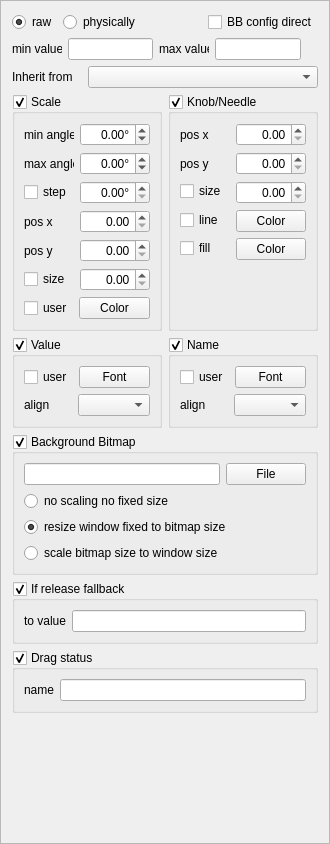
This is Src/GUI/Qt/Dialog/KnobDialogFrame.ui in eclipse-openxilenv/openxilenv as Qt 5 draws it before an edit. The edited form follows.
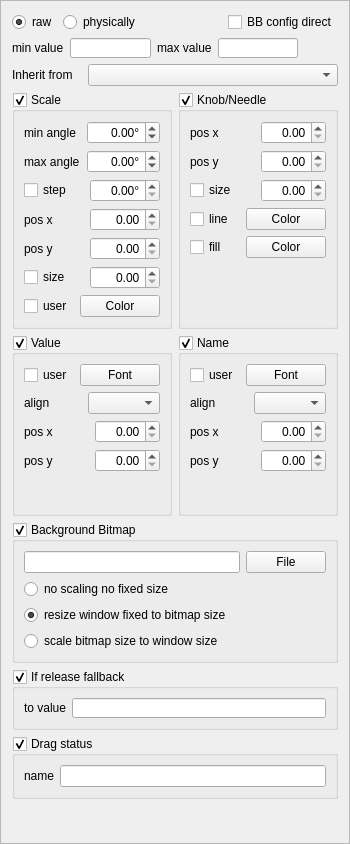
This is the edited form. Custom widgets are drawn as their Qt base class.

Diff of the .ui file:
```diff
--- a/Src/GUI/Qt/Dialog/KnobDialogFrame.ui
+++ b/Src/GUI/Qt/Dialog/KnobDialogFrame.ui
@@ -6,19 +6,19 @@
    <rect>
     <x>0</x>
     <y>0</y>
-    <width>330</width>
+    <width>350</width>
     <height>844</height>
    </rect>
   </property>
   <property name="minimumSize">
    <size>
-    <width>330</width>
+    <width>350</width>
     <height>0</height>
    </size>
   </property>
   <property name="maximumSize">
    <size>
-    <width>330</width>
+    <width>350</width>
     <height>16777215</height>
    </size>
   </property>
@@ -74,7 +74,7 @@
     </layout>
    </item>
    <item>
-    <layout class="QHBoxLayout" name="horizontalLayout_11">
+    <layout class="QHBoxLayout" name="horizontalLayout_11" stretch="0,1,0,1,0">
      <item>
       <widget class="QLabel" name="minValueLabel">
        <property name="minimumSize">
@@ -168,13 +168,13 @@
       <widget class="QGroupBox" name="ScaleGroupBox">
        <property name="minimumSize">
         <size>
-         <width>150</width>
+         <width>160</width>
          <height>0</height>
         </size>
        </property>
        <property name="maximumSize">
         <size>
-         <width>150</width>
+         <width>156</width>
          <height>16777215</height>
         </size>
        </property>
@@ -362,7 +362,10 @@
              </size>
             </property>
             <property name="alignment">
-             <set>Qt::AlignRight|Qt::AlignTrailing|Qt::AlignVCenter</set>
+             <set>Qt::AlignmentFlag::AlignRight|Qt::AlignmentFlag::AlignTrailing|Qt::AlignmentFlag::AlignVCenter</set>
+            </property>
+            <property name="maximum">
+             <double>150.000000000000000</double>
             </property>
            </widget>
           </item>
@@ -393,13 +396,13 @@
       <widget class="QGroupBox" name="knobGroupBox">
        <property name="minimumSize">
         <size>
-         <width>150</width>
+         <width>160</width>
          <height>0</height>
         </size>
        </property>
        <property name="maximumSize">
         <size>
-         <width>150</width>
+         <width>160</width>
          <height>16777215</height>
         </size>
        </property>
@@ -409,10 +412,12 @@
        <property name="checkable">
         <bool>true</bool>
        </property>
+       <layout class="QVBoxLayout" name="verticalLayout_7">
+        <item>
        <layout class="QVBoxLayout" name="verticalLayout">
         <item>
-         <layout class="QFormLayout" name="formLayout">
-          <item row="0" column="0">
+           <layout class="QHBoxLayout" name="horizontalLayout_24">
+            <item>
            <widget class="QLabel" name="needlePosXLabel">
             <property name="minimumSize">
              <size>
@@ -425,7 +430,24 @@
             </property>
            </widget>
           </item>
-          <item row="1" column="0">
+            <item>
+             <widget class="QDoubleSpinBox" name="needlePosXDoubleSpinBox">
+              <property name="minimumSize">
+               <size>
+                <width>0</width>
+                <height>0</height>
+               </size>
+              </property>
+              <property name="alignment">
+               <set>Qt::AlignmentFlag::AlignRight|Qt::AlignmentFlag::AlignTrailing|Qt::AlignmentFlag::AlignVCenter</set>
+              </property>
+             </widget>
+            </item>
+           </layout>
+          </item>
+          <item>
+           <layout class="QHBoxLayout" name="horizontalLayout_25">
+            <item>
            <widget class="QLabel" name="needlePosYLabel">
             <property name="minimumSize">
              <size>
@@ -438,21 +460,55 @@
             </property>
            </widget>
           </item>
-          <item row="2" column="0">
+            <item>
+             <widget class="QDoubleSpinBox" name="needlePosYDoubleSpinBox">
+              <property name="minimumSize">
+               <size>
+                <width>0</width>
+                <height>0</height>
+               </size>
+              </property>
+              <property name="alignment">
+               <set>Qt::AlignmentFlag::AlignRight|Qt::AlignmentFlag::AlignTrailing|Qt::AlignmentFlag::AlignVCenter</set>
+              </property>
+             </widget>
+            </item>
+           </layout>
+          </item>
+          <item>
+           <layout class="QHBoxLayout" name="horizontalLayout_26">
+            <item>
            <widget class="QCheckBox" name="needleSizeCheckBox">
             <property name="text">
              <string>size</string>
             </property>
            </widget>
           </item>
-          <item row="3" column="0">
+            <item>
+             <widget class="QDoubleSpinBox" name="needleSizeDoubleSpinBox">
+              <property name="minimumSize">
+               <size>
+                <width>0</width>
+                <height>0</height>
+               </size>
+              </property>
+              <property name="alignment">
+               <set>Qt::AlignmentFlag::AlignRight|Qt::AlignmentFlag::AlignTrailing|Qt::AlignmentFlag::AlignVCenter</set>
+              </property>
+             </widget>
+            </item>
+           </layout>
+          </item>
+          <item>
+           <layout class="QHBoxLayout" name="horizontalLayout_27">
+            <item>
            <widget class="QCheckBox" name="needleLineColorCheckBox">
             <property name="text">
              <string>line</string>
             </property>
            </widget>
           </item>
-          <item row="3" column="1">
+            <item>
            <widget class="QPushButton" name="needleLineColorPushButton">
             <property name="minimumSize">
              <size>
@@ -465,14 +521,18 @@
             </property>
            </widget>
           </item>
-          <item row="4" column="0">
+           </layout>
+          </item>
+          <item>
+           <layout class="QHBoxLayout" name="horizontalLayout_28">
+            <item>
            <widget class="QCheckBox" name="needleFillColorCheckBox">
             <property name="text">
              <string>fill</string>
             </property>
            </widget>
           </item>
-          <item row="4" column="1">
+            <item>
            <widget class="QPushButton" name="needleFillColorPushButton">
             <property name="minimumSize">
              <size>
@@ -485,44 +545,7 @@
             </property>
            </widget>
           </item>
-          <item row="2" column="1">
-           <widget class="QDoubleSpinBox" name="needleSizeDoubleSpinBox">
-            <property name="minimumSize">
-             <size>
-              <width>0</width>
-              <height>0</height>
-             </size>
-            </property>
-            <property name="alignment">
-             <set>Qt::AlignRight|Qt::AlignTrailing|Qt::AlignVCenter</set>
-            </property>
-           </widget>
-          </item>
-          <item row="0" column="1">
-           <widget class="QDoubleSpinBox" name="needlePosXDoubleSpinBox">
-            <property name="minimumSize">
-             <size>
-              <width>0</width>
-              <height>0</height>
-             </size>
-            </property>
-            <property name="alignment">
-             <set>Qt::AlignRight|Qt::AlignTrailing|Qt::AlignVCenter</set>
-            </property>
-           </widget>
-          </item>
-          <item row="1" column="1">
-           <widget class="QDoubleSpinBox" name="needlePosYDoubleSpinBox">
-            <property name="minimumSize">
-             <size>
-              <width>0</width>
-              <height>0</height>
-             </size>
-            </property>
-            <property name="alignment">
-             <set>Qt::AlignRight|Qt::AlignTrailing|Qt::AlignVCenter</set>
-            </property>
-           </widget>
+           </layout>
           </item>
          </layout>
         </item>
@@ -563,13 +586,13 @@
       <widget class="QGroupBox" name="textGroupBox">
        <property name="minimumSize">
         <size>
-         <width>150</width>
+         <width>160</width>
          <height>0</height>
         </size>
        </property>
        <property name="maximumSize">
         <size>
-         <width>150</width>
+         <width>160</width>
          <height>16777215</height>
         </size>
        </property>
@@ -612,6 +635,79 @@
           </item>
          </layout>
         </item>
+        <item>
+         <layout class="QHBoxLayout" name="horizontalLayout_13">
+          <item>
+           <widget class="QLabel" name="textPosXLabel">
+            <property name="minimumSize">
+             <size>
+              <width>50</width>
+              <height>0</height>
+             </size>
+            </property>
+            <property name="text">
+             <string>pos x</string>
+            </property>
+           </widget>
+          </item>
+          <item>
+           <widget class="QDoubleSpinBox" name="textPosXDoubleSpinBox">
+            <property name="minimumSize">
+             <size>
+              <width>0</width>
+              <height>0</height>
+             </size>
+            </property>
+            <property name="alignment">
+             <set>Qt::AlignmentFlag::AlignRight|Qt::AlignmentFlag::AlignTrailing|Qt::AlignmentFlag::AlignVCenter</set>
+            </property>
+           </widget>
+          </item>
+         </layout>
+        </item>
+        <item>
+         <layout class="QHBoxLayout" name="horizontalLayout_14">
+          <item>
+           <widget class="QLabel" name="textPosYLabel">
+            <property name="minimumSize">
+             <size>
+              <width>50</width>
+              <height>0</height>
+             </size>
+            </property>
+            <property name="text">
+             <string>pos y</string>
+            </property>
+           </widget>
+          </item>
+          <item>
+           <widget class="QDoubleSpinBox" name="textPosYDoubleSpinBox">
+            <property name="minimumSize">
+             <size>
+              <width>0</width>
+              <height>0</height>
+             </size>
+            </property>
+            <property name="alignment">
+             <set>Qt::AlignmentFlag::AlignRight|Qt::AlignmentFlag::AlignTrailing|Qt::AlignmentFlag::AlignVCenter</set>
+            </property>
+           </widget>
+          </item>
+         </layout>
+        </item>
+        <item>
+         <spacer name="verticalSpacer_4">
+          <property name="orientation">
+           <enum>Qt::Orientation::Vertical</enum>
+          </property>
+          <property name="sizeHint" stdset="0">
+           <size>
+            <width>20</width>
+            <height>39</height>
+           </size>
+          </property>
+         </spacer>
+        </item>
        </layout>
       </widget>
      </item>
@@ -619,13 +715,13 @@
       <widget class="QGroupBox" name="nameGroupBox">
        <property name="minimumSize">
         <size>
-         <width>150</width>
+         <width>160</width>
          <height>0</height>
         </size>
        </property>
        <property name="maximumSize">
         <size>
-         <width>150</width>
+         <width>160</width>
          <height>16777215</height>
         </size>
        </property>
@@ -668,6 +764,79 @@
           </item>
          </layout>
         </item>
+        <item>
+         <layout class="QHBoxLayout" name="horizontalLayout_3">
+          <item>
+           <widget class="QLabel" name="namePosXLabel">
+            <property name="minimumSize">
+             <size>
+              <width>50</width>
+              <height>0</height>
+             </size>
+            </property>
+            <property name="text">
+             <string>pos x</string>
+            </property>
+           </widget>
+          </item>
+          <item>
+           <widget class="QDoubleSpinBox" name="namePosXDoubleSpinBox">
+            <property name="minimumSize">
+             <size>
+              <width>0</width>
+              <height>0</height>
+             </size>
+            </property>
+            <property name="alignment">
+             <set>Qt::AlignmentFlag::AlignRight|Qt::AlignmentFlag::AlignTrailing|Qt::AlignmentFlag::AlignVCenter</set>
+            </property>
+           </widget>
+          </item>
+         </layout>
+        </item>
+        <item>
+         <layout class="QHBoxLayout" name="horizontalLayout_6">
+          <item>
+           <widget class="QLabel" name="namePosYLabel">
+            <property name="minimumSize">
+             <size>
+              <width>50</width>
+              <height>0</height>
+             </size>
+            </property>
+            <property name="text">
+             <string>pos y</string>
+            </property>
+           </widget>
+          </item>
+          <item>
+           <widget class="QDoubleSpinBox" name="namePosYDoubleSpinBox">
+            <property name="minimumSize">
+             <size>
+              <width>0</width>
+              <height>0</height>
+             </size>
+            </property>
+            <property name="alignment">
+             <set>Qt::AlignmentFlag::AlignRight|Qt::AlignmentFlag::AlignTrailing|Qt::AlignmentFlag::AlignVCenter</set>
+            </property>
+           </widget>
+          </item>
+         </layout>
+        </item>
+        <item>
+         <spacer name="verticalSpacer_3">
+          <property name="orientation">
+           <enum>Qt::Orientation::Vertical</enum>
+          </property>
+          <property name="sizeHint" stdset="0">
+           <size>
+            <width>20</width>
+            <height>39</height>
+           </size>
+          </property>
+         </spacer>
+        </item>
        </layout>
       </widget>
      </item>
```
Left out of the diff: 26 changed lines with no effect on the pictures. Lines whose indentation alone changed are shown as unchanged.
